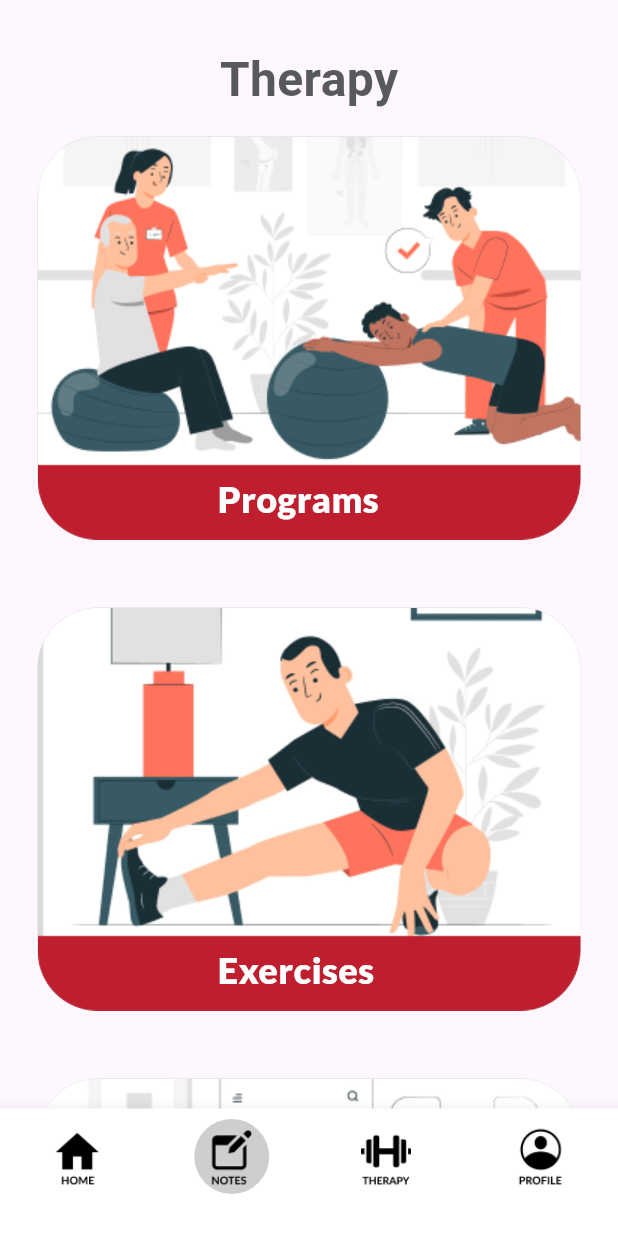
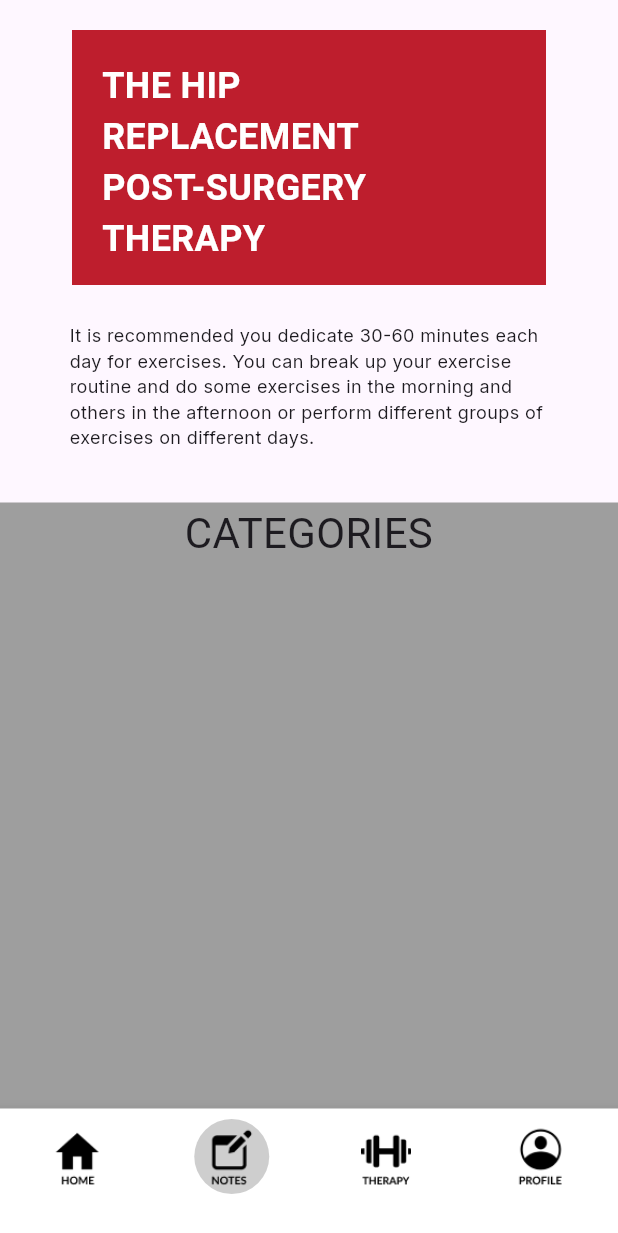
Before and after one commit to coar14/hiphab_hiptherapy, a Flutter app: the screen it shows after launch, item 2 of the bottom bar chosen, on a phone screen of 412 x 824 dp. Shown: the top 1233 px of the screen. Run offline on Flutter 3.47's test engine with Material 3 defaults, Android fonts, the phone set to English and light mode, and no system bars; our stand-ins replace fl_chart, flutter_screenutil, google_fonts, percent_indicator.

Commit message:
ui of notes, not finished

```diff
--- a/lib/screens/notes.dart
+++ b/lib/screens/notes.dart
@@ -1,114 +1,60 @@
 import 'package:flutter/material.dart';
 import 'package:google_fonts/google_fonts.dart';
-import 'package:therapy/themes/app_image.dart';
+import 'package:therapy/themes/const_style.dart';
 
 class Notes extends StatelessWidget {
-  const Notes({super.key});
+  const Notes({Key? key});
 
   @override
   Widget build(BuildContext context) {
     return Scaffold(
       body: SafeArea(
         child: ListView(
+          padding: EdgeInsets.symmetric(vertical: 20),
           scrollDirection: Axis.vertical,
           children: [
-            Padding(
-              padding: const EdgeInsets.symmetric(horizontal:10, vertical: 30),
-              child: Column(
+            Column(
               children: [
-                  Text('Therapy',
+                Container(
+                  height: 170,
+                  width: 316,
+                  color: aRed,
+                  padding: EdgeInsets.all(20.0),
+                  child: Text(
+                    'THE HIP \nREPLACEMENT \nPOST-SURGERY \nTHERAPY',
                     style: GoogleFonts.leagueSpartan(
-                    fontSize: 32,
+                      fontSize: 24,
                       fontWeight: FontWeight.bold,
-                    color:const Color(0xFF58595B)
+                      color: Colors.white,
                     ),
                   ),
-                  const SizedBox(height: 15),
-                  Stack(
-                  children: [
-                    Container(
-                      height: 269,
-                      width: 362,
-                      decoration: BoxDecoration(
-                        color: const Color(0xFFD9D9D9),
-                        borderRadius: BorderRadius.circular(40),
-                        image: const DecorationImage(
-                          image: AssetImage(AppImages.programs)
-                          )
+                ),
+                SizedBox(height: 25),
+                Padding(
+                  padding: EdgeInsets.symmetric(horizontal: 10),
+                  child: Text(
+                    'It is recommended you dedicate 30-60 minutes each \nday for exercises. You can break up your exercise \nroutine and do some exercises in the morning and \nothers in the afternoon or perform different groups of \nexercises on different days.',
+                    style: GoogleFonts.inter(
+                      fontSize: 12,
+                    ),
+                    textAlign: TextAlign.justify,
                   ),
                 ),
-                    Positioned(
-                      top: 225,
-                      left: 120,
-                      child:Text('Programs',
-                    style: GoogleFonts.lato(
-                      fontWeight: FontWeight.w900,
-                      fontSize: 24,
-                      color: Colors.white
+                SizedBox(height: 35),
+                Container(
+                  height: 500,
+                  width: 500,
+                  color: Colors.grey,
+                  child: Text(
+                    'CATEGORIES',
+                    style: GoogleFonts.leagueSpartan(fontSize: 28),
+                    textAlign: TextAlign.center,
+                  ),
                 )
-                    ),
-                    ),
-                  ],
-                  ),
-                  const SizedBox(height: 45),
-                  Stack(
-                  children: [
-                    Container(
-                      height: 269,
-                      width: 362,
-                      decoration: BoxDecoration(
-                        color: const Color(0xFFD9D9D9),
-                        borderRadius: BorderRadius.circular(40),
-                        image: const DecorationImage(
-                          image: AssetImage(AppImages.exercises)
-                          )
-                      ),
-                    ),
-                    Positioned(
-                      top: 225,
-                      left: 120,
-                      child:Text('Exercises',
-                    style: GoogleFonts.lato(
-                      fontWeight: FontWeight.w900,
-                      fontSize: 24,
-                      color: Colors.white
-                    )
-                    ),
-                    ),
-                  ],
-                  ),
-                  const SizedBox(height: 45),
-                  Stack(
-                  children: [
-                    Container(
-                      height: 269,
-                      width: 362,
-                      decoration: BoxDecoration(
-                        color: const Color(0xFFD9D9D9),
-                        borderRadius: BorderRadius.circular(40),
-                        image: const DecorationImage(
-                          image: AssetImage(AppImages.plan)
-                          )
-                      ),
-                    ),
-                    Positioned(
-                      top: 225,
-                      left: 120,
-                      child:Text('Create your plan',
-                    style: GoogleFonts.lato(
-                      fontWeight: FontWeight.w900,
-                      fontSize: 24,
-                      color: Colors.white
-                    )
-                    ),
-                    ),
               ],
             ),
           ],
         ),
-            )
-          ],
-        )
       ),
     );
   }
--- a/lib/themes/const_style.dart
+++ b/lib/themes/const_style.dart
@@ -3,3 +3,4 @@ import 'package:flutter/material.dart';
 const Color aGray = Color(0xFF58595B);
 const Color abox = Color(0xFFE8E8E8);
 const Color aRed = Color(0xFFBE1E2D);
+const Color bGray = Color(0xFFD9D9D9);
```
Lines whose indentation alone changed are shown as unchanged.
